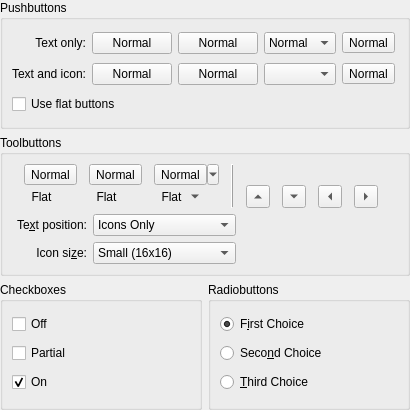
First picture: the form in kstyle/demo/ui/oxygenbuttondemowidget.ui, repository KDE/oxygen, before the edit.
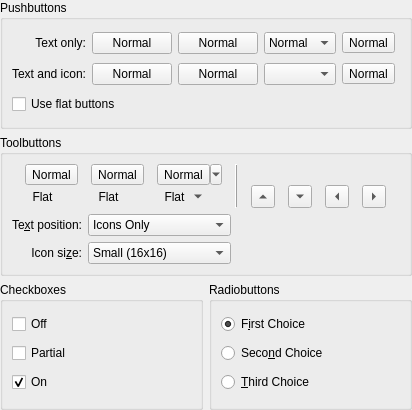
Second picture: the form after the edit. Custom widgets are drawn as their Qt base class.

Commit message: fixed column stretch

Diff of the .ui file:
```diff
--- a/kstyle/demo/ui/oxygenbuttondemowidget.ui
+++ b/kstyle/demo/ui/oxygenbuttondemowidget.ui
@@ -6,7 +6,7 @@
    <rect>
     <x>0</x>
     <y>0</y>
-    <width>410</width>
+    <width>412</width>
     <height>410</height>
    </rect>
   </property>
@@ -275,7 +275,7 @@
      <property name="title">
       <string>Toolbuttons</string>
      </property>
-     <layout class="QGridLayout" name="gridLayout_3">
+     <layout class="QGridLayout" name="gridLayout_3" columnstretch="0,1,1,1">
       <item row="0" column="0" colspan="4">
        <widget class="QWidget" name="widget" native="true">
         <layout class="QGridLayout" name="gridLayout_2">
```
Left out of the diff: 22 changed lines with no effect on the pictures.
